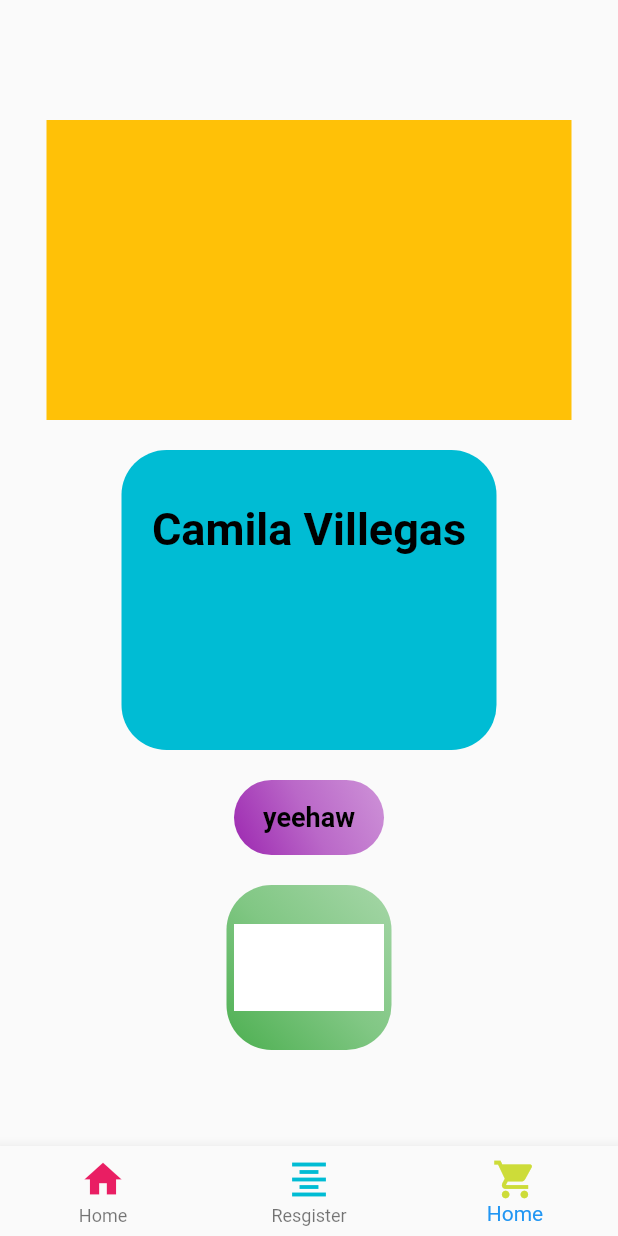
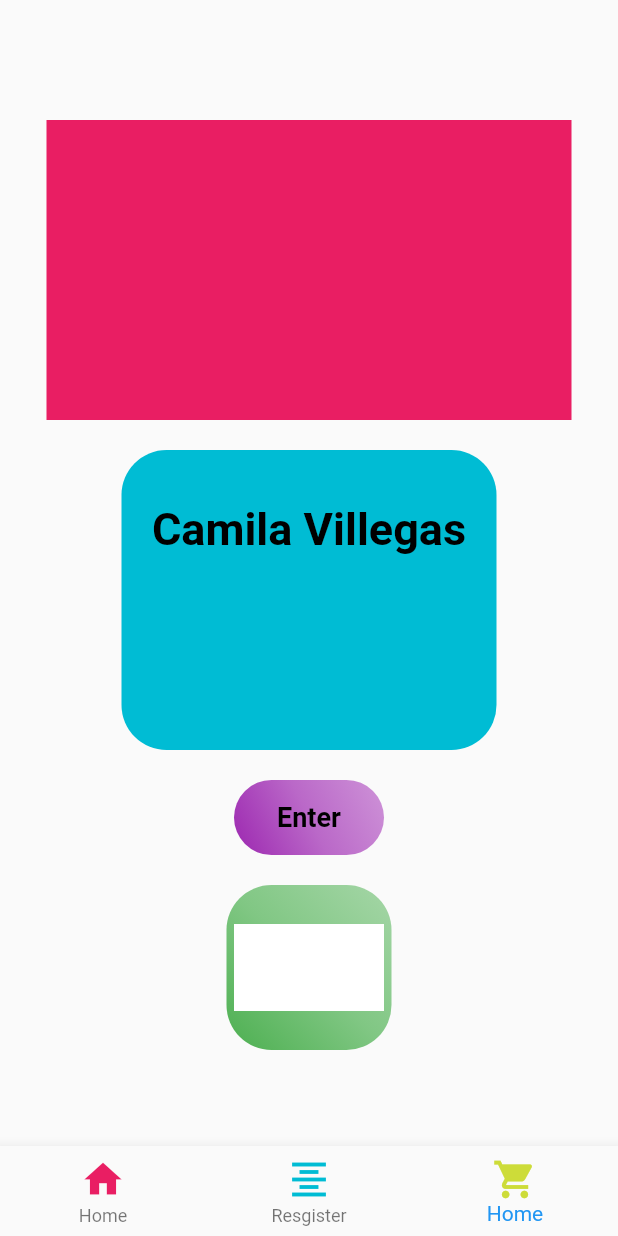
Before and after one commit to CamilaVS/Burguer_7, a Flutter app: the screen it shows after launch, item 3 of the bottom bar chosen, on a phone screen of 412 x 824 dp. Run offline on Flutter 3.47's test engine with Material 2 defaults, Android fonts, the phone set to English and light mode, and no system bars.

```diff
--- a/lib/pages/third_pages.dart
+++ b/lib/pages/third_pages.dart
@@ -18,7 +18,7 @@ class _ThirdPageState extends State<ThirdPage> {
                 height: 80.0,
               ),
               Container(
-                color: Colors.amber,
+                color: Colors.pink,
                 height: 200,
                 width: 350,
               ),
@@ -73,7 +73,7 @@ class _ThirdPageState extends State<ThirdPage> {
                   ),
                 ),
                 child: Text(
-                  'yeehaw',
+                  'Enter',
                   textAlign: TextAlign.center,
                   style: TextStyle(
                     color: Colors.black,
```
Also changed, not shown: 1 other file.
